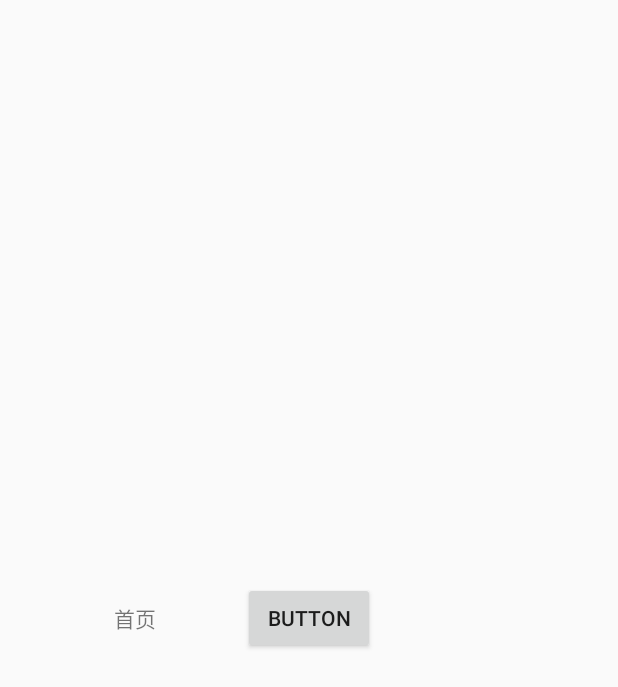
After one commit to hzyxym/Restaurant, an Android app built with Jetpack Compose: the layout activity_main.xml on its own in the app's theme, with its tools: preview values and no code run, on a phone screen of 412 x 824 dp. The commit adds this screen. Shown: the top 687 px of the screen. Run offline under Robolectric (Android 15) with nearby library versions, the phone set to English and light mode, and no system bars.

Commit message:
1.架构10%

```diff
--- a/app/build.gradle.kts
+++ b/app/build.gradle.kts
@@ -8,12 +8,13 @@ plugins {
 
 android {
     namespace = "com.hzy.restaurant"
-    compileSdk = 35
+    compileSdk = 34
 
     defaultConfig {
         applicationId = "com.hzy.restaurant"
         minSdk = 24
-        targetSdk = 35
+        //noinspection OldTargetApi
+        targetSdk = 34
         versionCode = 1
         versionName = "1.0"
 
--- a/app/src/main/java/com/hzy/restaurant/base/BaseActivity.kt
+++ b/app/src/main/java/com/hzy/restaurant/base/BaseActivity.kt
@@ -47,7 +47,7 @@ abstract class BaseActivity<VB : ViewBinding> : AppCompatActivity() {
 
     @SuppressLint("SourceLockedOrientationActivity")
     override fun onCreate(savedInstanceState: Bundle?) {
-        requestedOrientation = ActivityInfo.SCREEN_ORIENTATION_PORTRAIT
+        requestedOrientation = ActivityInfo.SCREEN_ORIENTATION_LANDSCAPE
         super.onCreate(savedInstanceState)
         enableEdgeToEdge(statusBarStyle = SystemBarStyle.dark(getCompatColor(R.color.title_bar)))
         rootBinding = BaseActivityBinding.inflate(layoutInflater)
--- a/app/src/main/java/com/hzy/restaurant/db/AppDatabase.kt
+++ b/app/src/main/java/com/hzy/restaurant/db/AppDatabase.kt
@@ -5,6 +5,7 @@ import androidx.room.Database
 import androidx.room.Room
 import androidx.room.RoomDatabase
 import com.hzy.restaurant.bean.Order
+import com.hzy.restaurant.db.dao.OrderDao
 
 /**
  * Created by hzy in 2024/4/2
@@ -15,6 +16,7 @@ import com.hzy.restaurant.bean.Order
     version = 1
 )
 abstract class AppDatabase : RoomDatabase() {
+    abstract fun getOrderDao(): OrderDao
 
     companion object {
         @Volatile
--- a/app/src/main/java/com/hzy/restaurant/di/AppModule.kt
+++ b/app/src/main/java/com/hzy/restaurant/di/AppModule.kt
@@ -1,4 +1,4 @@
-package com.dc.lg_ac012.di
+package com.hzy.restaurant.di
 
 import android.bluetooth.BluetoothAdapter
 import android.bluetooth.BluetoothManager
--- /dev/null
+++ b/app/src/main/res/layout-land/activity_main.xml
@@ -0,0 +1,26 @@
+<?xml version="1.0" encoding="utf-8"?>
+<androidx.constraintlayout.widget.ConstraintLayout xmlns:android="http://schemas.android.com/apk/res/android"
+    xmlns:app="http://schemas.android.com/apk/res-auto"
+    android:layout_width="match_parent"
+    android:layout_height="match_parent">
+
+    <include
+        android:id="@+id/main_layout"
+        layout="@layout/tab_main_icon_layout"
+        android:layout_width="wrap_content"
+        android:layout_height="wrap_content"
+        android:layout_marginStart="@dimen/dp_20"
+        app:layout_constraintBottom_toBottomOf="parent"
+        app:layout_constraintStart_toStartOf="parent"
+        app:layout_constraintTop_toTopOf="parent" />
+
+    <Button
+        android:id="@+id/button"
+        android:layout_width="wrap_content"
+        android:layout_height="wrap_content"
+        android:text="Button"
+        app:layout_constraintBottom_toBottomOf="parent"
+        app:layout_constraintEnd_toEndOf="parent"
+        app:layout_constraintStart_toStartOf="parent"
+        app:layout_constraintTop_toTopOf="parent" />
+</androidx.constraintlayout.widget.ConstraintLayout>
--- /dev/null
+++ b/app/src/main/res/layout/activity_main.xml
@@ -0,0 +1,25 @@
+<?xml version="1.0" encoding="utf-8"?>
+<androidx.constraintlayout.widget.ConstraintLayout xmlns:android="http://schemas.android.com/apk/res/android"
+    xmlns:app="http://schemas.android.com/apk/res-auto"
+    android:layout_width="match_parent"
+    android:layout_height="match_parent">
+
+    <include
+        android:id="@+id/main_layout"
+        layout="@layout/tab_main_icon_layout"
+        android:layout_width="180dp"
+        android:layout_height="180dp"
+        app:layout_constraintBottom_toBottomOf="parent"
+        app:layout_constraintStart_toStartOf="parent"
+        app:layout_constraintTop_toTopOf="parent" />
+
+    <Button
+        android:id="@+id/button"
+        android:layout_width="wrap_content"
+        android:layout_height="wrap_content"
+        android:text="Button"
+        app:layout_constraintBottom_toBottomOf="parent"
+        app:layout_constraintEnd_toEndOf="parent"
+        app:layout_constraintStart_toStartOf="parent"
+        app:layout_constraintTop_toTopOf="parent" />
+</androidx.constraintlayout.widget.ConstraintLayout>
--- /dev/null
+++ b/app/src/main/res/layout/tab_main_icon_layout.xml
@@ -0,0 +1,20 @@
+<?xml version="1.0" encoding="utf-8"?>
+<androidx.constraintlayout.motion.widget.MotionLayout xmlns:android="http://schemas.android.com/apk/res/android"
+    xmlns:app="http://schemas.android.com/apk/res-auto"
+    android:id="@+id/main_motion_layout"
+    xmlns:tools="http://schemas.android.com/tools"
+    android:layout_width="match_parent"
+    android:layout_height="match_parent"
+    app:layoutDescription="@xml/tab_main_icon_layout_scene">
+
+    <TextView
+        android:id="@+id/textView"
+        android:layout_width="wrap_content"
+        android:layout_height="wrap_content"
+        android:text="@string/main"
+        app:layout_constraintBottom_toBottomOf="parent"
+        app:layout_constraintEnd_toEndOf="parent"
+        app:layout_constraintStart_toStartOf="parent"
+        app:layout_constraintTop_toTopOf="parent" />
+
+</androidx.constraintlayout.motion.widget.MotionLayout>
--- a/app/src/main/res/values/colors.xml
+++ b/app/src/main/res/values/colors.xml
@@ -9,4 +9,6 @@
     <color name="white">#FFFFFFFF</color>
     <color name="dialog_bg">#21363A</color>
     <color name="title_bar">#1B2730</color>
+    <color name="tab_normal">#CCFFFFFF</color>
+    <color name="tab_fill">#1FFF93</color>
 </resources>
--- a/app/src/main/res/values/strings.xml
+++ b/app/src/main/res/values/strings.xml
@@ -7,4 +7,5 @@
     <string name="cancel">取消</string>
     <string name="ok">确定</string>
     <string name="loading">加载中...</string>
+    <string name="main">首页</string>
 </resources>
--- a/app/src/main/res/values/themes.xml
+++ b/app/src/main/res/values/themes.xml
@@ -1,7 +1,7 @@
 <?xml version="1.0" encoding="utf-8"?>
 <resources>
 
-    <style name="Theme.Restaurant" parent="android:Theme.Material.Light.NoActionBar" />
+    <style name="Theme.Restaurant" parent="Theme.AppCompat.Light.NoActionBar" />
 
     <style name="DialogStyle" parent="@android:style/Theme.Dialog">
         <item name="android:windowFrame">@null</item>
--- /dev/null
+++ b/app/src/main/res/xml/tab_main_icon_layout_scene.xml
@@ -0,0 +1,48 @@
+<?xml version="1.0" encoding="utf-8"?>
+<MotionScene xmlns:android="http://schemas.android.com/apk/res/android"
+    xmlns:motion="http://schemas.android.com/apk/res-auto">
+
+    <Transition
+        motion:constraintSetEnd="@+id/end"
+        motion:constraintSetStart="@id/start"
+        motion:duration="500">
+        <KeyFrameSet>
+            <KeyCycle
+                motion:motionTarget="@+id/textView"
+                motion:framePosition="100"
+                motion:wavePeriod="1"
+                android:translationX="5dp"
+                motion:waveOffset="0dp" />
+        </KeyFrameSet>
+    </Transition>
+
+    <ConstraintSet android:id="@+id/start">
+        <Constraint
+            android:id="@+id/textView"
+            android:layout_width="wrap_content"
+            android:layout_height="wrap_content"
+            motion:layout_constraintBottom_toBottomOf="parent"
+            motion:layout_constraintEnd_toEndOf="parent"
+            motion:layout_constraintStart_toStartOf="parent"
+            motion:layout_constraintTop_toTopOf="parent" >
+            <CustomAttribute
+                motion:attributeName="crossfade"
+                motion:customFloatValue="0" />
+        </Constraint>
+    </ConstraintSet>
+
+    <ConstraintSet android:id="@+id/end">
+        <Constraint
+            android:id="@+id/textView"
+            android:layout_width="wrap_content"
+            android:layout_height="wrap_content"
+            motion:layout_constraintBottom_toBottomOf="parent"
+            motion:layout_constraintEnd_toEndOf="parent"
+            motion:layout_constraintStart_toStartOf="parent"
+            motion:layout_constraintTop_toTopOf="parent" >
+            <CustomAttribute
+                motion:attributeName="crossfade"
+                motion:customFloatValue="1" />
+        </Constraint>
+    </ConstraintSet>
+</MotionScene>
--- a/gradle/libs.versions.toml
+++ b/gradle/libs.versions.toml
@@ -1,7 +1,7 @@
 [versions]
 agp = "8.7.3"
 kotlin = "2.0.0"
-coreKtx = "1.15.0"
+coreKtx = "1.13.1"
 junit = "4.13.2"
 junitVersion = "1.2.1"
 espressoCore = "3.6.1"
```
Also changed, not shown: app/src/main/java/com/hzy/restaurant/MainActivity.kt (+21 -41 lines), app/src/main/java/com/hzy/restaurant/bean/Order.kt (+6 -1 lines), app/src/main/java/com/hzy/restaurant/db/dao/OrderDao.kt (added, +18 -0 lines), app/src/main/java/com/hzy/restaurant/di/DatabaseModule.kt (+14 -6 lines), app/src/main/java/com/hzy/restaurant/mvvm/vm/MainViewModel.kt (added, +23 -0 lines).
